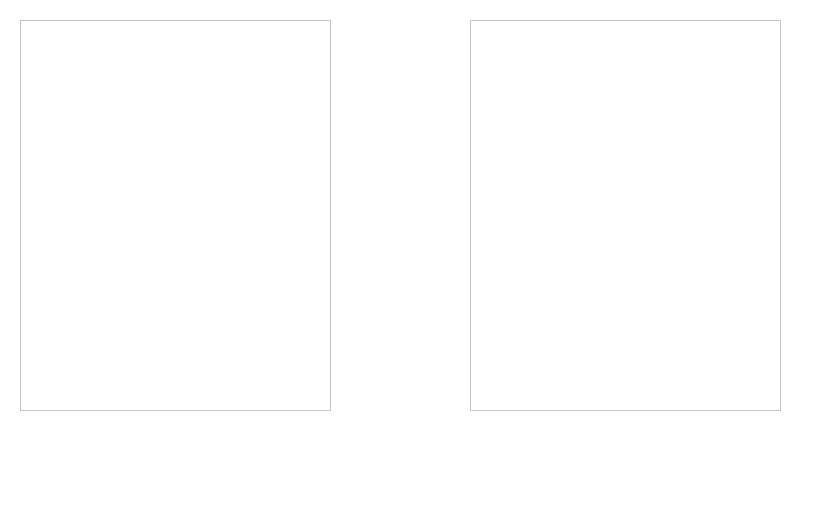
This is Proyecto Final/Core/MainInterface.ui in flynn1411/AED-0800-ProyectoNo.1 as Qt 5 draws it before an edit. The edited form follows.
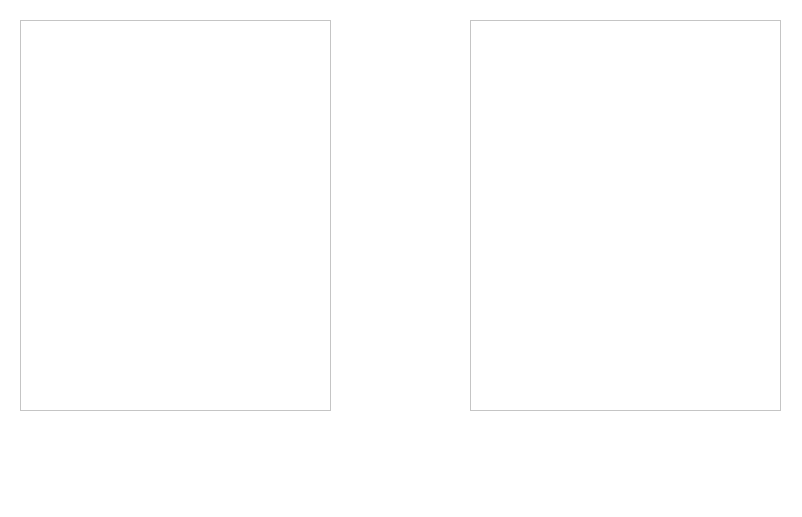
This is the edited form. Icons and pictures are not drawn.

```diff
--- a/Proyecto Final/Core/MainInterface.ui
+++ b/Proyecto Final/Core/MainInterface.ui
@@ -9,8 +9,8 @@
    <rect>
     <x>0</x>
     <y>0</y>
-    <width>813</width>
-    <height>508</height>
+    <width>802</width>
+    <height>517</height>
    </rect>
   </property>
   <property name="windowTitle">
```
Left out of the diff: 24 changed lines with no effect on the pictures.
